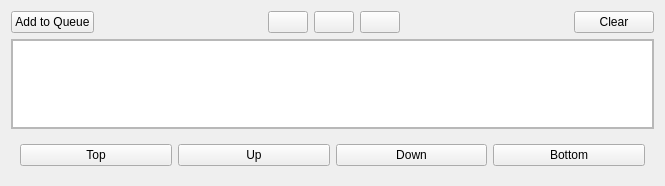
Above: src/QSviz/resources/queueeditor.ui from BCDA-APS/QSview before the change. Below: the same form after it.
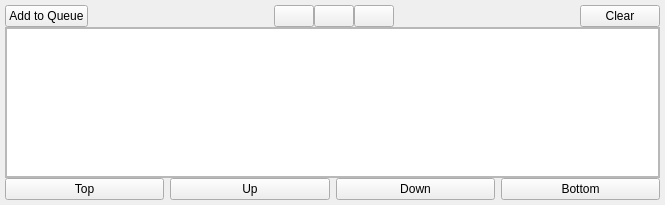
That is the form after the change. Icons and pictures are not drawn.

Diff of the .ui file:
```diff
--- a/src/QSviz/resources/queueeditor.ui
+++ b/src/QSviz/resources/queueeditor.ui
@@ -7,13 +7,28 @@
     <x>0</x>
     <y>0</y>
     <width>665</width>
-    <height>186</height>
+    <height>205</height>
    </rect>
   </property>
   <property name="windowTitle">
    <string>Form</string>
   </property>
   <layout class="QVBoxLayout" name="verticalLayout">
+   <property name="spacing">
+    <number>0</number>
+   </property>
+   <property name="leftMargin">
+    <number>5</number>
+   </property>
+   <property name="topMargin">
+    <number>5</number>
+   </property>
+   <property name="rightMargin">
+    <number>5</number>
+   </property>
+   <property name="bottomMargin">
+    <number>5</number>
+   </property>
    <item>
     <layout class="QHBoxLayout" name="horizontalLayout">
      <item>
@@ -144,6 +159,18 @@
    <item>
     <widget class="QWidget" name="widget" native="true">
      <layout class="QHBoxLayout" name="horizontalLayout_3">
+      <property name="leftMargin">
+       <number>0</number>
+      </property>
+      <property name="topMargin">
+       <number>0</number>
+      </property>
+      <property name="rightMargin">
+       <number>0</number>
+      </property>
+      <property name="bottomMargin">
+       <number>0</number>
+      </property>
       <item>
        <widget class="QPushButton" name="moveTopButton">
         <property name="text">
```
